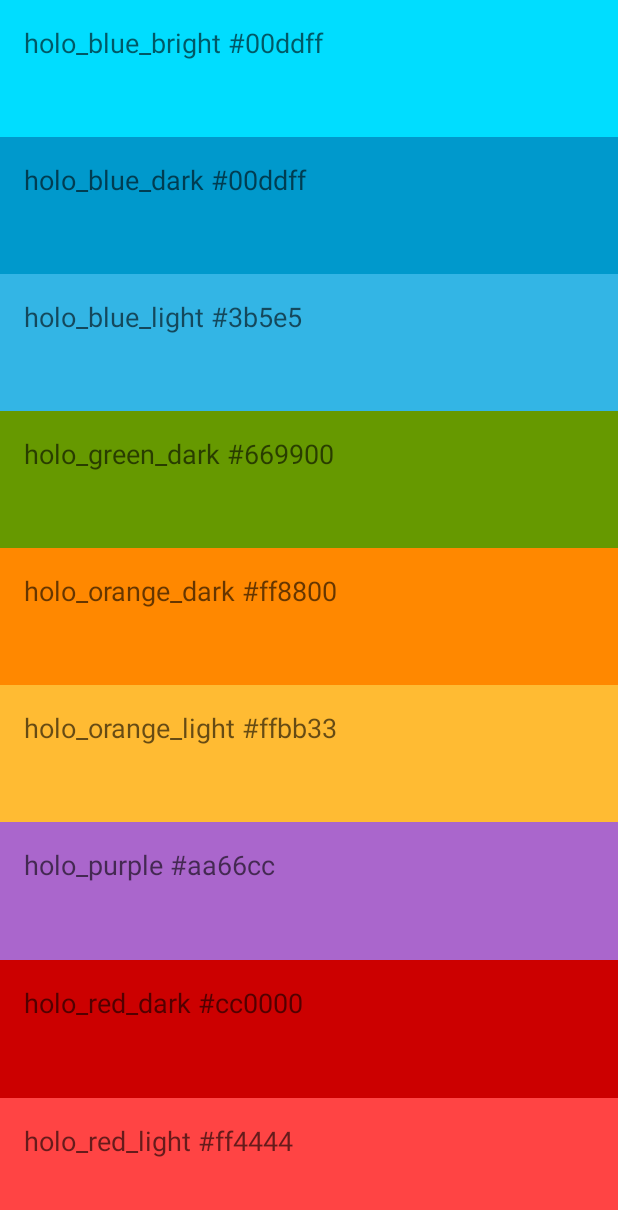
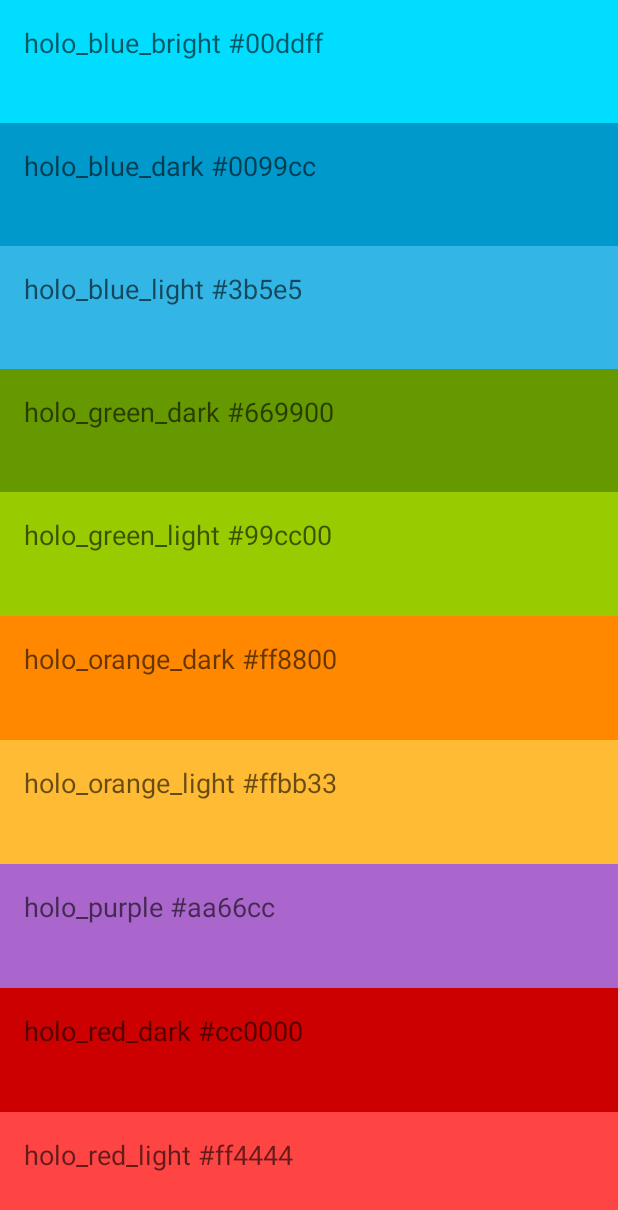
Before and after one commit to gilletted/HoloColors, an Android app: the screen it shows after launch (MainActivity), on a phone screen of 412 x 824 dp. Shown: the top 1210 px of the screen. Run offline under Robolectric (Android 15) with nearby library versions, the phone set to English and light mode, and no system bars.

Commit message:
add holo_green_light

```diff
--- a/app/src/main/res/layout/activity_main.xml
+++ b/app/src/main/res/layout/activity_main.xml
@@ -28,6 +28,11 @@
 
     <TextView
         style="@style/color_bar"
+        android:background="@android:color/holo_green_light"
+        android:text="@string/holo_green_light" />
+
+    <TextView
+        style="@style/color_bar"
         android:background="@android:color/holo_orange_dark"
         android:text="@string/holo_orange_dark" />
 
--- a/app/src/main/res/values/strings.xml
+++ b/app/src/main/res/values/strings.xml
@@ -2,10 +2,11 @@
     <string name="app_name">Holo Colors</string>
 
     <string name="holo_blue_bright">holo_blue_bright #00ddff</string>
-    <string name="holo_blue_dark">holo_blue_dark #00ddff</string>
+    <string name="holo_blue_dark">holo_blue_dark #0099cc</string>
     <string name="holo_blue_light">holo_blue_light #3b5e5</string>
 
     <string name="holo_green_dark">holo_green_dark #669900</string>
+    <string name="holo_green_light">holo_green_light #99cc00</string>
 
     <string name="holo_orange_dark">holo_orange_dark #ff8800</string>
     <string name="holo_orange_light">holo_orange_light #ffbb33</string>
```
